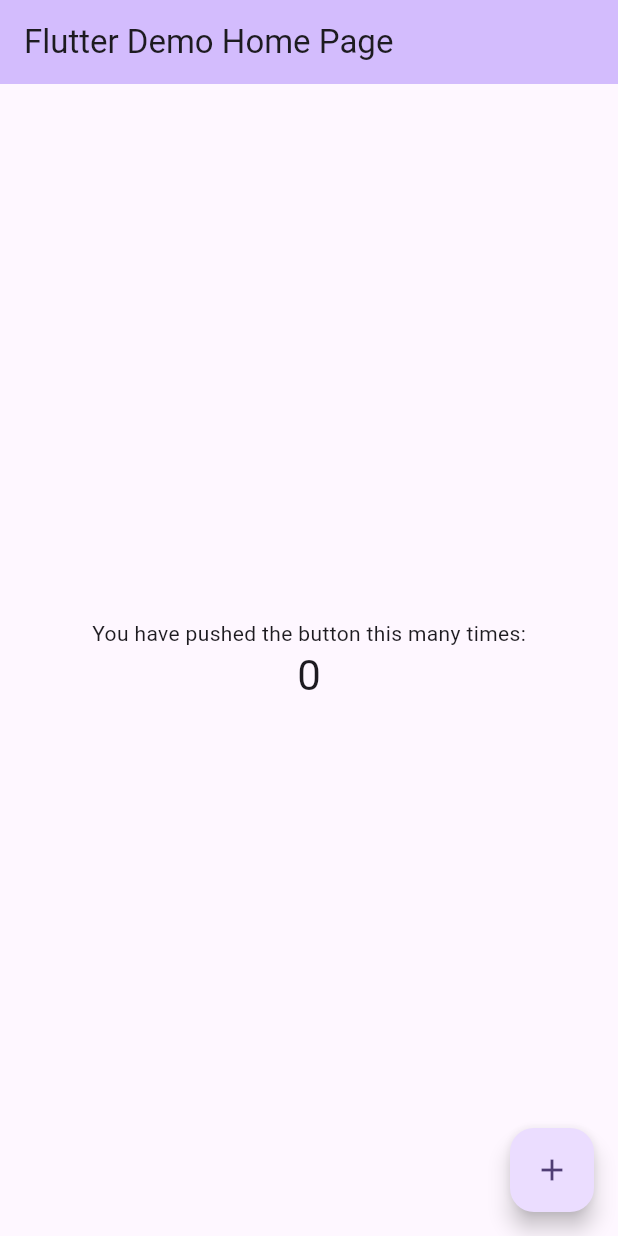
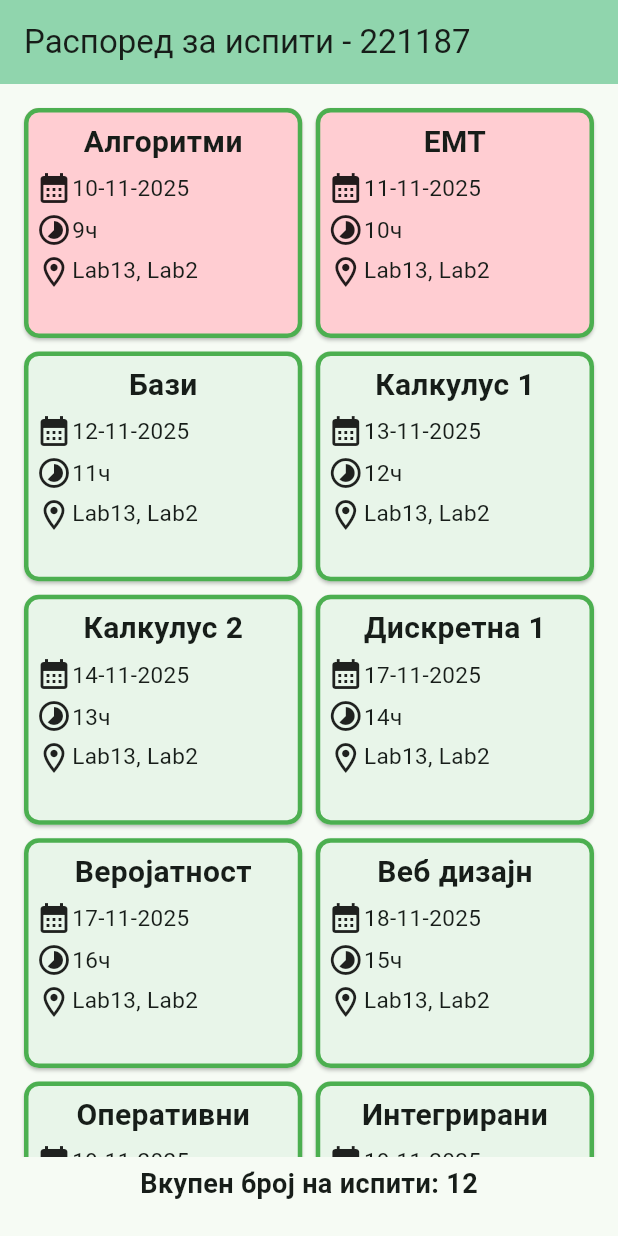
Before and after one commit to stef181203/MIS-Laboratory-Exercises, a Flutter app: the screen it shows after launch, on a phone screen of 412 x 824 dp. Run offline on Flutter 3.47's test engine with Material 3 defaults, Android fonts, the phone set to English and light mode, and no system bars.

Commit message:
Add lab exercise solution

```diff
--- a/labs1/lib/main.dart
+++ b/labs1/lib/main.dart
@@ -1,4 +1,6 @@
 import 'package:flutter/material.dart';
+import 'package:labs1/screens/details.dart';
+import 'package:labs1/screens/home.dart';
 
 void main() {
   runApp(const MyApp());
@@ -7,116 +9,18 @@ void main() {
 class MyApp extends StatelessWidget {
   const MyApp({super.key});
 
-  // This widget is the root of your application.
   @override
   Widget build(BuildContext context) {
     return MaterialApp(
-      title: 'Flutter Demo',
+      title: "Распоред за испити - 221187",
       theme: ThemeData(
-        // This is the theme of your application.
-        //
-        // TRY THIS: Try running your application with "flutter run". You'll see
-        // the application has a purple toolbar. Then, without quitting the app,
-        // try changing the seedColor in the colorScheme below to Colors.green
-        // and then invoke "hot reload" (save your changes or press the "hot
-        // reload" button in a Flutter-supported IDE, or press "r" if you used
-        // the command line to start the app).
-        //
-        // Notice that the counter didn't reset back to zero; the application
-        // state is not lost during the reload. To reset the state, use hot
-        // restart instead.
-        //
-        // This works for code too, not just values: Most code changes can be
-        // tested with just a hot reload.
-        colorScheme: ColorScheme.fromSeed(seedColor: Colors.deepPurple),
+        colorScheme: ColorScheme.fromSeed(seedColor: Colors.greenAccent),
       ),
-      home: const MyHomePage(title: 'Flutter Demo Home Page'),
+      initialRoute: "/",
+      routes: {
+        "/": (context) => const MyHomePage(title: 'Распоред за испити - 221187'),
+        "/details": (context) => const DetailsPage(),
+      },
     );
   }
 }
-
-class MyHomePage extends StatefulWidget {
-  const MyHomePage({super.key, required this.title});
-
-  // This widget is the home page of your application. It is stateful, meaning
-  // that it has a State object (defined below) that contains fields that affect
-  // how it looks.
-
-  // This class is the configuration for the state. It holds the values (in this
-  // case the title) provided by the parent (in this case the App widget) and
-  // used by the build method of the State. Fields in a Widget subclass are
-  // always marked "final".
-
-  final String title;
-
-  @override
-  State<MyHomePage> createState() => _MyHomePageState();
-}
-
-class _MyHomePageState extends State<MyHomePage> {
-  int _counter = 0;
-
-  void _incrementCounter() {
-    setState(() {
-      // This call to setState tells the Flutter framework that something has
-      // changed in this State, which causes it to rerun the build method below
-      // so that the display can reflect the updated values. If we changed
-      // _counter without calling setState(), then the build method would not be
-      // called again, and so nothing would appear to happen.
-      _counter++;
-    });
-  }
-
-  @override
-  Widget build(BuildContext context) {
-    // This method is rerun every time setState is called, for instance as done
-    // by the _incrementCounter method above.
-    //
-    // The Flutter framework has been optimized to make rerunning build methods
-    // fast, so that you can just rebuild anything that needs updating rather
-    // than having to individually change instances of widgets.
-    return Scaffold(
-      appBar: AppBar(
-        // TRY THIS: Try changing the color here to a specific color (to
-        // Colors.amber, perhaps?) and trigger a hot reload to see the AppBar
-        // change color while the other colors stay the same.
-        backgroundColor: Theme.of(context).colorScheme.inversePrimary,
-        // Here we take the value from the MyHomePage object that was created by
-        // the App.build method, and use it to set our appbar title.
-        title: Text(widget.title),
-      ),
-      body: Center(
-        // Center is a layout widget. It takes a single child and positions it
-        // in the middle of the parent.
-        child: Column(
-          // Column is also a layout widget. It takes a list of children and
-          // arranges them vertically. By default, it sizes itself to fit its
-          // children horizontally, and tries to be as tall as its parent.
-          //
-          // Column has various properties to control how it sizes itself and
-          // how it positions its children. Here we use mainAxisAlignment to
-          // center the children vertically; the main axis here is the vertical
-          // axis because Columns are vertical (the cross axis would be
-          // horizontal).
-          //
-          // TRY THIS: Invoke "debug painting" (choose the "Toggle Debug Paint"
-          // action in the IDE, or press "p" in the console), to see the
-          // wireframe for each widget.
-          mainAxisAlignment: MainAxisAlignment.center,
-          children: <Widget>[
-            const Text('You have pushed the button this many times:'),
-            Text(
-              '$_counter',
-              style: Theme.of(context).textTheme.headlineMedium,
-            ),
-          ],
-        ),
-      ),
-      floatingActionButton: FloatingActionButton(
-        onPressed: _incrementCounter,
-        tooltip: 'Increment',
-        child: const Icon(Icons.add),
-      ), // This trailing comma makes auto-formatting nicer for build methods.
-    );
-  }
-}
--- /dev/null
+++ b/labs1/lib/models/exam_model.dart
@@ -0,0 +1,8 @@
+class Exam {
+  int id;
+  String name;
+  DateTime dateTime;
+  List<String> rooms;
+
+  Exam({required this.id, required this.name, required this.dateTime, required this.rooms});
+}
--- /dev/null
+++ b/labs1/lib/screens/details.dart
@@ -0,0 +1,61 @@
+import 'package:flutter/material.dart';
+import '../models/exam_model.dart';
+
+class DetailsPage extends StatelessWidget {
+  const DetailsPage({super.key});
+
+  @override
+  Widget build(BuildContext context) {
+    final exam = ModalRoute.of(context)!.settings.arguments as Exam;
+
+    String _timeUntilExam() {
+      final diff = exam.dateTime.difference(DateTime.now());
+      if (diff.isNegative) {
+        return "Испитот е завршен.";
+      }
+
+      return "${diff.inDays} дена, ${diff.inHours % 24} часа";
+    }
+
+    return Scaffold(
+      appBar: AppBar(
+        title: Text(exam.name.toUpperCase()),
+        centerTitle: true,
+        backgroundColor: Theme.of(context).colorScheme.inversePrimary,
+      ),
+      body: Padding(
+        padding: EdgeInsets.all(12),
+        child: SizedBox(
+          width: double.infinity,
+          child: Card(
+            color: Colors.grey.shade200,
+            elevation: 8,
+            shape: RoundedRectangleBorder(
+              borderRadius: BorderRadius.circular(10),
+            ),
+            child: Padding(
+              padding: const EdgeInsets.all(12),
+              child: Column(
+                crossAxisAlignment: CrossAxisAlignment.start,
+                mainAxisSize: MainAxisSize.min,
+                children: [
+                  Text("Детали", style: const TextStyle(fontSize: 24, fontWeight: FontWeight.bold)),
+                  const SizedBox(height: 8),
+                  Text("Датум на полагање: ${exam.dateTime.day}-${exam.dateTime.month}-${exam.dateTime.year}", style: TextStyle(fontSize: 18)),
+                  Text("Време: ${exam.dateTime.hour} часот", style: TextStyle(fontSize: 18)),
+                  Wrap(
+                    children: [
+                      Text("Простории: ${exam.rooms.join(', ')}", style: TextStyle(fontSize: 18))
+                    ],
+                  ),
+                  Text("Преостанато време: ${_timeUntilExam()}", style: TextStyle(fontSize: 18)),
+                ],
+              ),
+            ),
+          ),
+        )
+      )
+
+    );
+  }
+}
--- /dev/null
+++ b/labs1/lib/screens/home.dart
@@ -0,0 +1,52 @@
+import 'package:flutter/material.dart';
+import 'package:labs1/widgets/exam_grid.dart';
+import '../models/exam_model.dart';
+
+class MyHomePage extends StatefulWidget {
+  const MyHomePage({super.key, required this.title});
+
+  final String title;
+
+  @override
+  State<MyHomePage> createState() => _MyHomePageState();
+}
+
+class _MyHomePageState extends State<MyHomePage> {
+  final List<Exam> exams = [
+    Exam(id: 0, name: 'Алгоритми', dateTime: DateTime(2025, 11, 10, 9, 0), rooms: ["Lab13", "Lab2"]),
+    Exam(id: 1, name: 'EMT', dateTime: DateTime(2025, 11, 11, 10, 0), rooms: ["Lab13", "Lab2"]),
+    Exam(id: 2, name: 'Бази', dateTime: DateTime(2025, 11, 12, 11, 0), rooms: ["Lab13", "Lab2"]),
+    Exam(id: 3, name: 'Калкулус 1', dateTime: DateTime(2025, 11, 13, 12, 0), rooms: ["Lab13", "Lab2"]),
+    Exam(id: 4, name: 'Калкулус 2', dateTime: DateTime(2025, 11, 14, 13, 0), rooms: ["Lab13", "Lab2"]),
+    Exam(id: 5, name: 'Дискретна 1', dateTime: DateTime(2025, 11, 17, 14, 0), rooms: ["Lab13", "Lab2"]),
+    Exam(id: 6, name: 'Веб дизајн', dateTime: DateTime(2025, 11, 18, 15, 0), rooms: ["Lab13", "Lab2"]),
+    Exam(id: 7, name: 'Интегрирани', dateTime: DateTime(2025, 11, 19, 16, 0), rooms: ["Lab13", "Lab2"]),
+    Exam(id: 8, name: 'Софтверско', dateTime: DateTime(2025, 11, 20, 17, 0), rooms: ["Lab13", "Lab2"]),
+    Exam(id: 9, name: 'Дискретна 2', dateTime: DateTime(2025, 11, 20, 13, 0), rooms: ["Lab13", "Lab2"]),
+    Exam(id: 10, name: 'Оперативни', dateTime: DateTime(2025, 11, 19, 12, 0), rooms: ["Lab13", "Lab2"]),
+    Exam(id: 11, name: 'Веројатност', dateTime: DateTime(2025, 11, 17, 16, 0), rooms: ["Lab13", "Lab2"])
+  ];
+
+  @override
+  Widget build(BuildContext context) {
+    exams.sort((a, b) => a.dateTime.compareTo(b.dateTime));
+
+    return Scaffold(
+      appBar: AppBar(
+        backgroundColor: Theme.of(context).colorScheme.inversePrimary,
+        title: Text(widget.title),
+      ),
+      body: Padding(
+        padding: EdgeInsets.all(12),
+        child: Column(
+          children: [
+            Expanded(child: ExamGrid(exams: exams)),
+            const SizedBox(height: 5),
+            Text("Вкупен број на испити: ${exams.length}", style: TextStyle(fontSize: 18, fontWeight: FontWeight.bold)),
+            const SizedBox(height: 10),
+          ],
+        )
+      ),
+    );
+  }
+}
--- /dev/null
+++ b/labs1/lib/widgets/exam_card.dart
@@ -0,0 +1,61 @@
+import 'package:flutter/material.dart';
+import '../models/exam_model.dart';
+
+class ExamCard extends StatelessWidget {
+  final Exam exam;
+
+  const ExamCard({super.key, required this.exam});
+
+  @override
+  Widget build(BuildContext context) {
+    final isExamFinished = exam.dateTime.isBefore(DateTime.now());
+    return GestureDetector(
+      onTap: () {
+        Navigator.pushNamed(context, "/details", arguments: exam);
+      },
+      child: Card(
+        color: isExamFinished ? Colors.red.shade100 : Colors.green.shade50,
+        shape: RoundedRectangleBorder(
+          side: BorderSide(color: Colors.green.shade500, width: 3),
+          borderRadius: BorderRadius.circular(10),
+        ),
+        child: Padding(
+          padding: EdgeInsets.all(8),
+          child: Column(
+            crossAxisAlignment: CrossAxisAlignment.start,
+            children: [
+              Container(
+                alignment: Alignment.center,
+                child: Text(
+                    exam.name,
+                    style: TextStyle(fontSize: 20, fontWeight: FontWeight.bold),
+                  ),
+              ),
+              const SizedBox(height: 4),
+              Row(
+                children: [
+                  const Icon(Icons.calendar_month),
+                  Text("${exam.dateTime.day}-${exam.dateTime.month}-${exam.dateTime.year}", style: TextStyle(fontSize: 15)),
+                ],
+              ),
+              const SizedBox(height: 4),
+              Row(
+                children: [
+                  const Icon(Icons.timelapse),
+                  Text("${exam.dateTime.hour}ч", style: TextStyle(fontSize: 15)),
+                ],
+              ),
+              const SizedBox(height: 4),
+              Wrap(
+                children: [
+                  const Icon(Icons.room_outlined),
+                  Text(exam.rooms.join(', '), style: TextStyle(fontSize: 15),)
+                ],
+              ),
+            ],
+          ),
+        ),
+      ),
+    );
+  }
+}
--- /dev/null
+++ b/labs1/lib/widgets/exam_grid.dart
@@ -0,0 +1,32 @@
+import 'package:flutter/material.dart';
+import 'package:labs1/models/exam_model.dart';
+
+import 'exam_card.dart';
+
+class ExamGrid extends StatefulWidget {
+  final List<Exam> exams;
+
+  const ExamGrid({super.key, required this.exams});
+
+  @override
+  State<StatefulWidget> createState() => _ExamGridState();
+}
+
+class _ExamGridState extends State<ExamGrid> {
+  @override
+  Widget build(BuildContext context) {
+    return GridView.builder(
+      gridDelegate: SliverGridDelegateWithFixedCrossAxisCount(
+          crossAxisCount: 2,
+          mainAxisSpacing: 1,
+          crossAxisSpacing: 1,
+        childAspectRatio: 1.2,
+      ),
+      itemCount: widget.exams.length,
+      physics: BouncingScrollPhysics(),
+      itemBuilder: (context, index) {
+        return ExamCard(exam: widget.exams[index]);
+      },
+    );
+  }
+}
```
